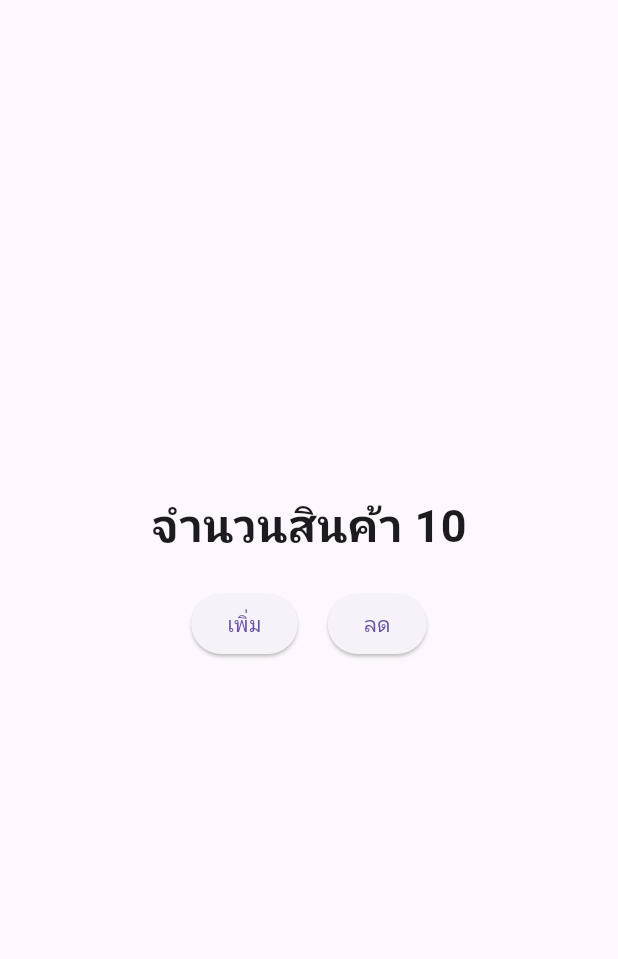
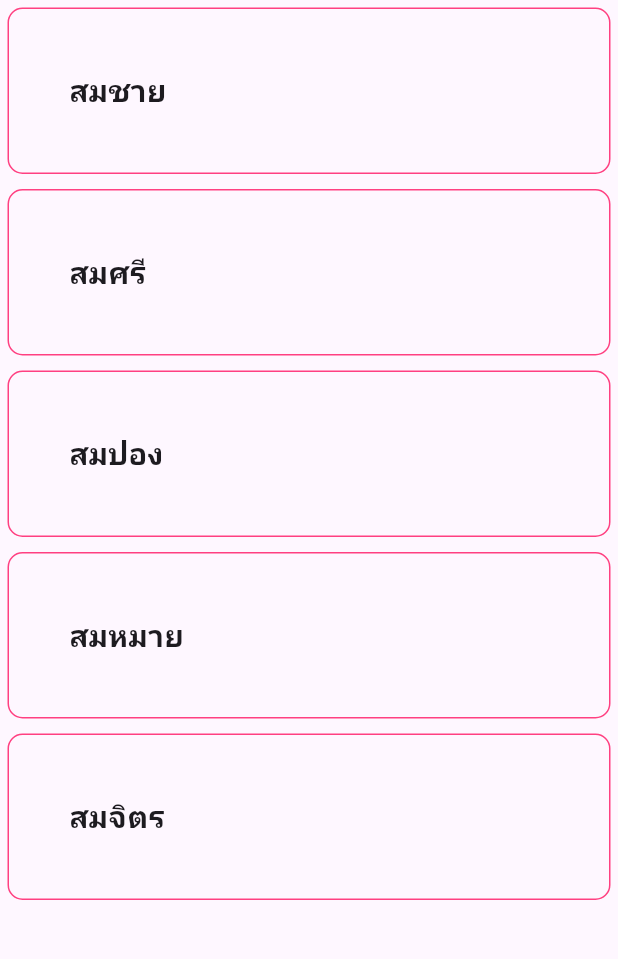
Before and after one commit to SorawitZongkun/learn_flutter_68_2, a Flutter app: the screen it shows after launch, on a phone screen of 412 x 824 dp, the part 84-1043 px from its top. Run offline on Flutter 3.47's test engine with Material 3 defaults, Android fonts, the phone set to English and light mode, and no system bars.

Commit message:
Step 9: ListView widget

```diff
--- a/lib/screen/item.dart
+++ b/lib/screen/item.dart
@@ -8,42 +8,26 @@ class Item extends StatefulWidget {
 }
 
 class _ItemState extends State<Item> {
-  int quantity = 10;
-
-  void add() {
-    setState(() {
-      quantity++;
-    });
-  }
-
-  void remove() {
-    setState(() {
-      // quantity--;
-      quantity = quantity > 0 ? quantity - 1 : 0;
-    });
-  }
+  List data = ["สมชาย", "สมศรี", "สมปอง", "สมหมาย", "สมจิตร"];
 
   @override
   Widget build(BuildContext context) {
-    return Center(
-      child: Column(
-        mainAxisAlignment: MainAxisAlignment.center,
-        children: [
-          Text(
-            "จำนวนสินค้า $quantity",
-            style: TextStyle(fontSize: 30, fontWeight: FontWeight.bold),
+    return ListView.builder(
+      itemCount: data.length,
+      itemBuilder: (context, index) {
+        return Container(
+          decoration: BoxDecoration(
+            border: Border.all(color: Colors.pinkAccent),
+            borderRadius: BorderRadius.circular(10),
           ),
-          SizedBox(height: 20),
-          Row(
-            mainAxisAlignment: MainAxisAlignment.center,
-            children: [
-              ElevatedButton(onPressed: add, child: Text("เพิ่ม")),
-              SizedBox(width: 20),
-              ElevatedButton(onPressed: remove, child: Text("ลด")),
-            ],
+          margin: EdgeInsets.symmetric(horizontal: 5, vertical: 5),
+          padding: EdgeInsets.all(40),
+          child: Text(
+            data[index],
+            style: TextStyle(fontSize: 20, fontWeight: FontWeight.bold),
           ),
-        ],
-      ),
+        );
+      },
     );
   }
 }
```
